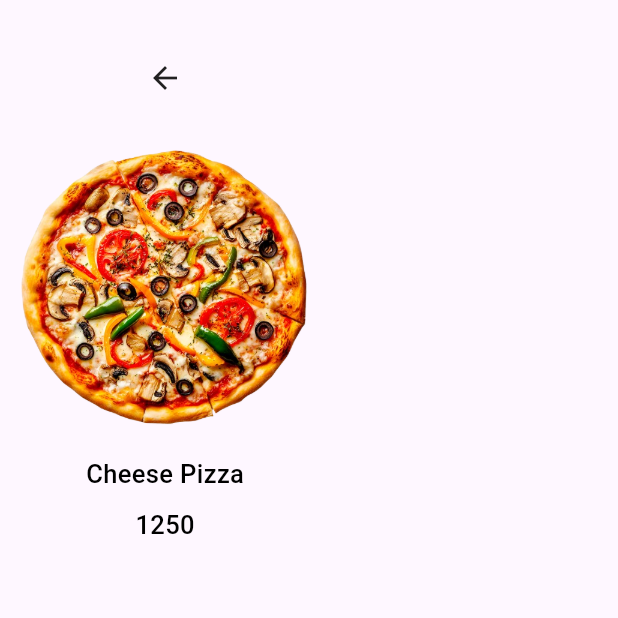
After one commit to aliraza055/foodie_go, a Flutter app: the screen it shows after launch, after a tap on the "arrow forward" icon, on a phone screen of 412 x 824 dp, the top half of it. The commit adds this screen. Run offline on Flutter 3.47's test engine with Material 3 defaults, Android fonts, the phone set to English and light mode, and no system bars.

Commit message:
add detail page

```diff
--- /dev/null
+++ b/lib/model/mexcian_model.dart
@@ -0,0 +1,17 @@
+class MexcianModel {
+   String name;
+  String image;
+  String price;
+  MexcianModel({required this.name,required this.image,required this.price});
+ static List<MexcianModel> getPizzaItems(){
+    return [
+      MexcianModel(name: 'Cheese Pizza', image: 'images/tocos1.png',price: '1250'),
+      MexcianModel(name: 'Cheese Pizza', image: 'images/tocos2.png',price: '1250'),
+      MexcianModel(name: 'Cheese Pizza', image: 'images/tocos3.png',price: '1250'),
+      MexcianModel(name: 'Cheese Pizza', image: 'images/tocos4.png',price: '1250'),
+      MexcianModel(name: 'Cheese Pizza', image: 'images/tocos5.png',price: '1250'),
+      MexcianModel(name: 'Cheese Pizza', image: 'images/tocos6.png',price: '1250'),
+    ];
+
+  }
+}
--- /dev/null
+++ b/lib/pages/detail.dart
@@ -0,0 +1,35 @@
+import 'package:flutter/material.dart';
+import 'package:foodie_go/services/widget_serves.dart';
+
+class DeatailPage extends StatefulWidget {
+  String image;
+  String name;
+  String price;
+  //String des;
+   DeatailPage({required this.image, required this.name,required this.price,});
+
+  @override
+  State<DeatailPage> createState() => _DeatailPageState();
+}
+
+class _DeatailPageState extends State<DeatailPage> {
+  @override
+  Widget build(BuildContext context) {
+    return Scaffold(
+      body: Container(
+        margin: EdgeInsets.only(top: 40,left: 10),
+        child: Column(
+          children: [
+            Icon(Icons.arrow_back),
+            SizedBox(height: 30,),
+            Image.asset(widget.image,height: 200,width: 200,fit: BoxFit.contain,),
+            SizedBox(height: 10,),
+            Text(widget.name,style: AppServices().whiteTextStyle(),),
+            SizedBox(height: 10,),
+            Text(widget.price,style: AppServices().whiteTextStyle(),)
+          ],
+        ),
+      ),
+    );
+  }
+}
--- a/lib/pages/foodtile.dart
+++ b/lib/pages/foodtile.dart
@@ -1,12 +1,18 @@
 import 'package:flutter/material.dart';
+import 'package:foodie_go/pages/detail.dart';
 import 'package:foodie_go/services/widget_serves.dart';
 
-class FooTile extends StatelessWidget {
+class FooTile extends StatefulWidget {
   String image;
   String name;
   String price;
    FooTile({required this.image, required this.name,required this.price});
 
+  @override
+  State<FooTile> createState() => _FooTileState();
+}
+
+class _FooTileState extends State<FooTile> {
   @override
   Widget build(BuildContext context) {
     return Container(
@@ -19,15 +25,24 @@ class FooTile extends StatelessWidget {
       child: Column(
         crossAxisAlignment: CrossAxisAlignment.start,
         children: [
-          Center(child: Image.asset(image,height: 150,width: 150,fit: BoxFit.contain,)),
+          Center(child: Image.asset(widget.image,height: 150,width: 150,fit: BoxFit.contain,)),
           SizedBox(height: 10,),
-          Text(name,style: AppServices().whiteTextStyle(),),
+          Text(widget.name,style: AppServices().whiteTextStyle(),),
           SizedBox(height: 10,),
-          Text("Rs:$price",style: AppServices().whiteTextStyle(),),
+          Text("Rs:${widget.price}",style: AppServices().whiteTextStyle(),),
           Row(
             mainAxisAlignment: MainAxisAlignment.end,
             children: [
-              Container(
+              GestureDetector(
+                onTap: () {
+                  Navigator.push(
+                    context, MaterialPageRoute(
+                      builder: (_)=>DeatailPage(
+                        image: widget.image,
+                        name: widget.name,
+                        price: widget.price,)));
+                },
+                child: Container(
                  // margin: EdgeInsets.only(right: 10),
                   height: 40,
                   width: 80,
@@ -37,6 +52,7 @@ class FooTile extends StatelessWidget {
                   ),
                   child: Icon(Icons.arrow_forward,color: Colors.white,),
                 ),
+              ),
             ],
           )
 
--- a/pubspec.yaml
+++ b/pubspec.yaml
@@ -34,6 +34,7 @@ dependencies:
   # The following adds the Cupertino Icons font to your application.
   # Use with the CupertinoIcons class for iOS style icons.
   cupertino_icons: ^1.0.8
+  curved_navigation_bar: ^1.0.6
 
 dev_dependencies:
   flutter_test:
```
Also changed, not shown: lib/pages/homepage.dart (+7 -4 lines), pubspec.lock. Lines whose indentation alone changed are shown as unchanged.
